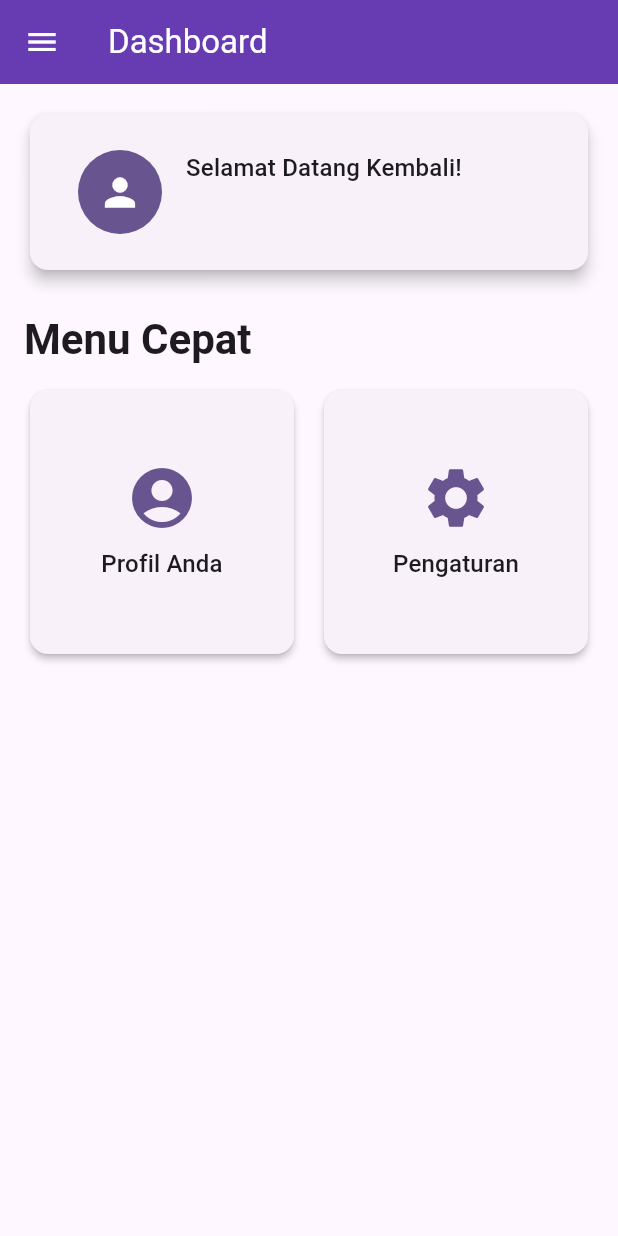
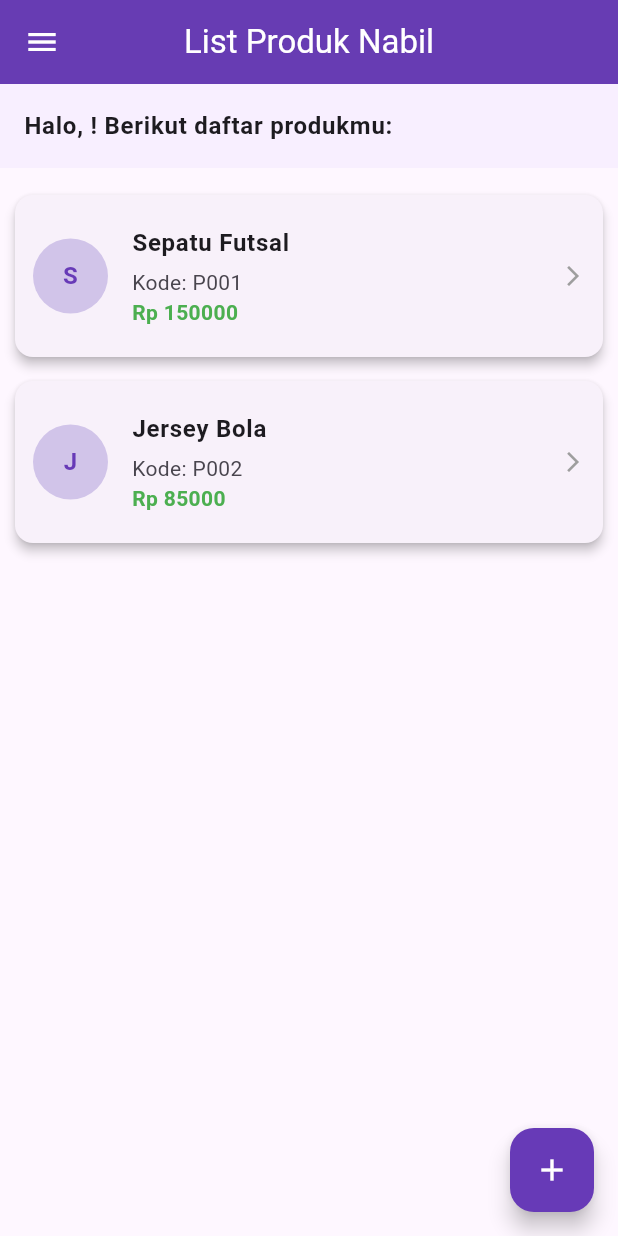
Before and after one commit to Delpyro/tugas7, a Flutter app: the HomeScreen screen opened by its route, on a phone screen of 412 x 824 dp. Run offline on Flutter 3.47's test engine with Material 3 defaults, Android fonts, the phone set to English and light mode, and no system bars; our stand-ins replace shared_preferences; accounts and stored records are empty.

Commit message:
Initial commit

```diff
--- /dev/null
+++ b/lib/data/product_data.dart
@@ -0,0 +1,16 @@
+class ProductData {
+  static List<Map<String, dynamic>> products = [
+    {
+      "kode": "P001",
+      "nama": "Sepatu Futsal",
+      "harga": 150000,
+      "deskripsi": "Sepatu futsal bahan sintetis, nyaman dipakai."
+    },
+    {
+      "kode": "P002",
+      "nama": "Jersey Bola",
+      "harga": 85000,
+      "deskripsi": "Bahan dry-fit, adem dan menyerap keringat."
+    },
+  ];
+}
--- a/lib/screens/home_screen.dart
+++ b/lib/screens/home_screen.dart
@@ -1,6 +1,7 @@
 import 'package:flutter/material.dart';
 import 'package:shared_preferences/shared_preferences.dart';
 import 'package:tugas9/widgets/side_menu.dart';
+import 'package:tugas9/data/product_data.dart';
 
 class HomeScreen extends StatefulWidget {
   const HomeScreen({super.key});
@@ -11,6 +12,7 @@ class HomeScreen extends StatefulWidget {
 
 class _HomeScreenState extends State<HomeScreen> {
   String _username = 'Tamu';
+  final String namaPanggilan = "Nabil";
 
   @override
   void initState() {
@@ -25,121 +27,114 @@ class _HomeScreenState extends State<HomeScreen> {
     });
   }
 
+  Future<void> _refreshList() async {
+    setState(() {});
+  }
+
   @override
   Widget build(BuildContext context) {
-    final textTheme = Theme.of(context).textTheme;
-    final colorScheme = Theme.of(context).colorScheme;
-
     return Scaffold(
       appBar: AppBar(
-        title: const Text('Dashboard'),
+        title: Text('List Produk $namaPanggilan'),
       ),
       drawer: const SideMenu(),
-      body: Padding(
+
+      body: Column(
+        children: [
+          Container(
             padding: const EdgeInsets.all(16.0),
-        child: Column(
-          crossAxisAlignment: CrossAxisAlignment.start,
-          children: [
-            Card(
-              elevation: 4.0,
-              shape: RoundedRectangleBorder(
-                borderRadius: BorderRadius.circular(12),
-              ),
-              child: Padding(
-                padding: const EdgeInsets.all(16.0),
-                child: ListTile(
-                  leading: CircleAvatar(
-                    backgroundColor: colorScheme.primary,
-                    foregroundColor: colorScheme.onPrimary,
-                    radius: 28,
-                    child: const Icon(Icons.person, size: 30),
-                  ),
-                  title: Text(
-                    'Selamat Datang Kembali!',
-                    style: textTheme.titleMedium,
-                  ),
-                  subtitle: Text(
-                    _username,
-                    style: textTheme.headlineSmall?.copyWith(
+            color: Theme.of(context).colorScheme.primaryContainer.withOpacity(0.3),
+            width: double.infinity,
+            child: Text(
+              "Halo, $_username! Berikut daftar produkmu:",
+              style: Theme.of(context).textTheme.bodyLarge?.copyWith(
                 fontWeight: FontWeight.bold,
-                      color: colorScheme.primary,
-                    ),
-                  ),
               ),
             ),
           ),
 
-            const SizedBox(height: 24),
-
-            Text(
-              'Menu Cepat',
-              style: textTheme.headlineMedium?.copyWith(
-                fontWeight: FontWeight.bold,
+          Expanded(
+            child: ProductData.products.isEmpty
+                ? Center(
+                    child: Column(
+                      mainAxisAlignment: MainAxisAlignment.center,
+                      children: [
+                        Icon(Icons.inbox_rounded, size: 80, color: Colors.grey.shade400),
+                        const SizedBox(height: 16),
+                        const Text(
+                          "Belum ada produk.",
+                          style: TextStyle(fontSize: 18, color: Colors.grey),
+                        ),
+                        const Text(
+                          "Tekan tombol + untuk menambah.",
+                          style: TextStyle(color: Colors.grey),
+                        ),
+                      ],
+                    ),
+                  )
+                : ListView.builder(
+                    padding: const EdgeInsets.all(10),
+                    itemCount: ProductData.products.length,
+                    itemBuilder: (context, index) {
+                      final product = ProductData.products[index];
+                      return Card(
+                        elevation: 3,
+                        margin: const EdgeInsets.symmetric(vertical: 8),
+                        shape: RoundedRectangleBorder(
+                          borderRadius: BorderRadius.circular(12),
+                        ),
+                        child: ListTile(
+                          contentPadding: const EdgeInsets.all(12),
+                          leading: CircleAvatar(
+                            backgroundColor: Colors.deepPurple.shade100,
+                            foregroundColor: Colors.deepPurple,
+                            radius: 25,
+                            child: Text(
+                              product['nama'][0].toUpperCase(),
+                              style: const TextStyle(fontWeight: FontWeight.bold),
                             ),
                           ),
-            const SizedBox(height: 12),
-
-            GridView.count(
-              crossAxisCount: 2,
-              shrinkWrap: true,
-              physics: const NeverScrollableScrollPhysics(),
-              crossAxisSpacing: 12,
-              mainAxisSpacing: 12,
+                          title: Text(
+                            product['nama'],
+                            style: const TextStyle(fontWeight: FontWeight.bold, fontSize: 16),
+                          ),
+                          subtitle: Column(
+                            crossAxisAlignment: CrossAxisAlignment.start,
                             children: [
-                _buildMenuCard(
+                              const SizedBox(height: 4),
+                              Text("Kode: ${product['kode']}"),
+                              Text(
+                                "Rp ${product['harga']}",
+                                style: const TextStyle(
+                                  color: Colors.green,
+                                  fontWeight: FontWeight.bold
+                                ),
+                              ),
+                            ],
+                          ),
+                          trailing: const Icon(Icons.arrow_forward_ios, size: 16, color: Colors.grey),
+                          onTap: () {
+                            Navigator.pushNamed(
                               context,
-                  'Profil Anda',
-                  Icons.account_circle,
-                  () {
-                    ScaffoldMessenger.of(context).showSnackBar(
-                      const SnackBar(content: Text('Fitur Profil belum ada')),
+                              '/detail_product',
+                              arguments: product,
                             );
                           },
                         ),
-                _buildMenuCard(
-                  context,
-                  'Pengaturan',
-                  Icons.settings,
-                  () {
-                    ScaffoldMessenger.of(context).showSnackBar(
-                      const SnackBar(content: Text('Fitur Pengaturan belum ada')),
                       );
                     },
                   ),
-              ],
-            )
-          ],
-        ),
-      ),
-    );
-  }
-
-  Widget _buildMenuCard(
-      BuildContext context, String title, IconData icon, VoidCallback onTap) {
-    return Card(
-      elevation: 2.0,
-      shape: RoundedRectangleBorder(
-        borderRadius: BorderRadius.circular(12),
-      ),
-      child: InkWell(
-        onTap: onTap,
-        borderRadius: BorderRadius.circular(12),
-        child: Column(
-          mainAxisAlignment: MainAxisAlignment.center,
-          children: [
-            Icon(
-              icon,
-              size: 48,
-              color: Theme.of(context).colorScheme.primary,
-            ),
-            const SizedBox(height: 8),
-            Text(
-              title,
-              textAlign: TextAlign.center,
-              style: Theme.of(context).textTheme.titleMedium,
           ),
         ],
       ),
+
+      floatingActionButton: FloatingActionButton(
+        onPressed: () async {
+          await Navigator.pushNamed(context, '/add_product');
+          _refreshList();
+        },
+        tooltip: 'Tambah Produk',
+        child: const Icon(Icons.add),
       ),
     );
   }
```
Also changed, not shown: lib/main.dart (+21 -4 lines), lib/screens/add_product_screen.dart (added, +157 -0 lines), lib/screens/detail_product_screen.dart (added, +136 -0 lines). Lines whose indentation alone changed are shown as unchanged.
